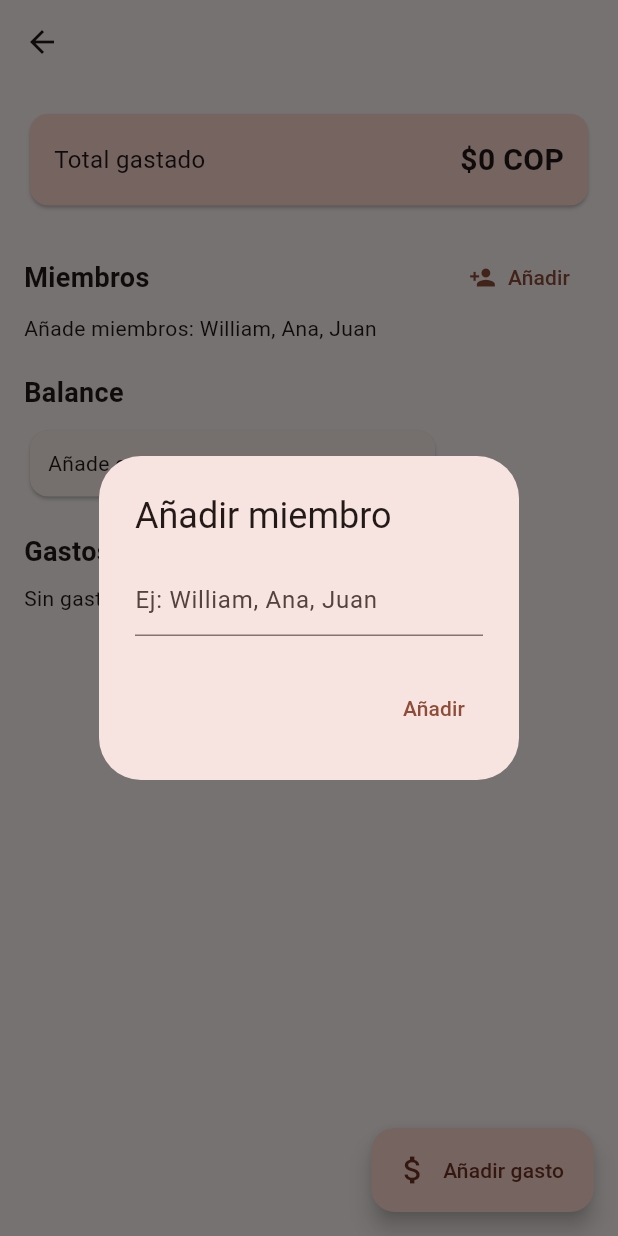
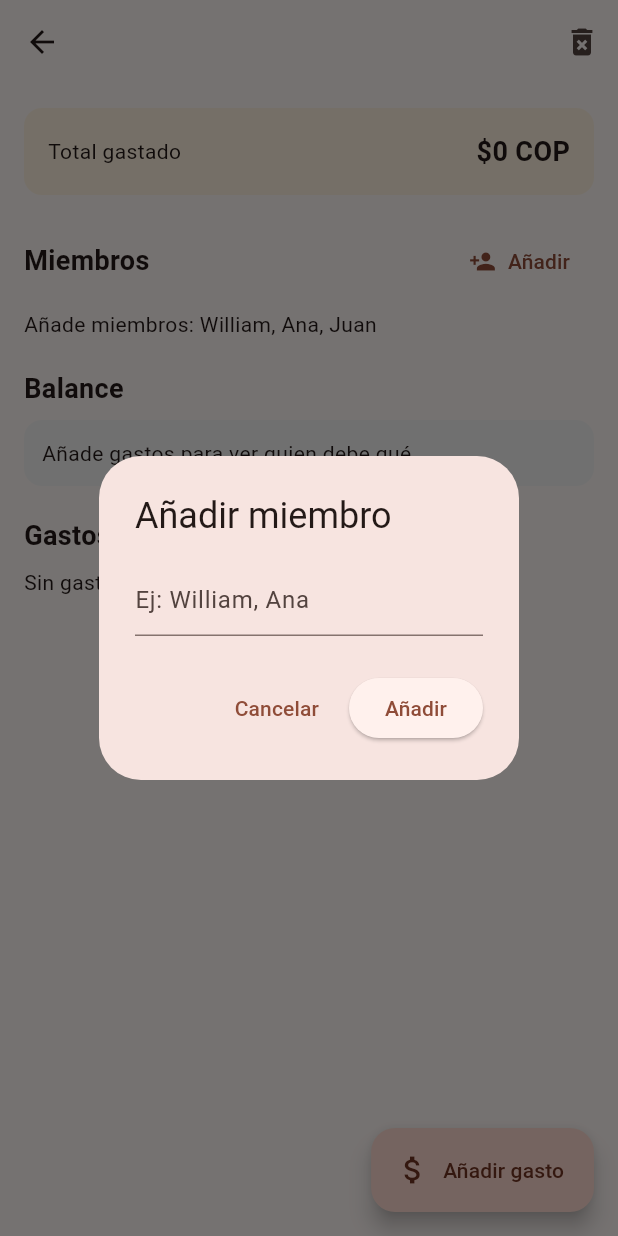
Before and after one commit to willdeviaje/parches, a Flutter app: the DetalleParchePage screen opened directly with empty values, after a tap on "Añadir", on a phone screen of 412 x 824 dp. Run offline on Flutter 3.47's test engine with Material 3 defaults, Android fonts, the phone set to English and light mode, and no system bars; our stand-ins replace supabase_flutter; accounts and stored records are empty.

Commit message:
fix: home, detalle y add_gasto compatibles + validacion duplicados y delete

```diff
--- a/lib/features/parches/view/detalle_parche_page.dart
+++ b/lib/features/parches/view/detalle_parche_page.dart
@@ -1,134 +1,153 @@
 import 'package:flutter/material.dart';
+import 'package:supabase_flutter/supabase_flutter.dart';
 import '../data/parches_repository.dart';
-import '../../gastos/logic/balance_calculator.dart';
 import 'add_gasto_sheet.dart';
 
 class DetalleParchePage extends StatefulWidget {
-  final String parcheId;
-  final String nombre;
-  const DetalleParchePage({super.key, required this.parcheId, required this.nombre});
+  final Map<String, dynamic> parche;
+  const DetalleParchePage({super.key, required this.parche});
+
   @override
   State<DetalleParchePage> createState() => _DetalleParchePageState();
 }
 
 class _DetalleParchePageState extends State<DetalleParchePage> {
-  final repo = ParchesRepository();
+  final _repo = ParchesRepository(Supabase.instance.client);
+  List<Map<String, dynamic>> _miembros = [];
+  List<Map<String, dynamic>> _gastos = [];
+  bool _loading = true;
 
-  Future<void> _addMiembro() async {
+  @override
+  void initState() {
+    super.initState();
+    _cargarTodo();
+  }
+
+  Future<void> _cargarTodo() async {
+    setState(() => _loading = true);
+    final miembros = await _repo.getMiembros(widget.parche['id']);
+    final gastos = await _repo.getGastos(widget.parche['id']);
+    if (mounted) {
+      setState(() {
+        _miembros = miembros;
+        _gastos = gastos;
+        _loading = false;
+      });
+    }
+  }
+
+  Future<void> _mostrarAddMiembro() async {
     final ctrl = TextEditingController();
     final nombre = await showDialog<String>(
       context: context,
-      builder: (_) => AlertDialog(
+      builder: (c) => AlertDialog(
         title: const Text('Añadir miembro'),
-        content: TextField(controller: ctrl, decoration: const InputDecoration(hintText: 'Ej: William, Ana, Juan')),
-        actions: [TextButton(onPressed: () => Navigator.pop(context, ctrl.text), child: const Text('Añadir'))],
+        content: TextField(controller: ctrl, decoration: const InputDecoration(hintText: 'Ej: William, Ana')),
+        actions: [
+          TextButton(onPressed: () => Navigator.pop(c), child: const Text('Cancelar')),
+          ElevatedButton(onPressed: () => Navigator.pop(c, ctrl.text.trim()), child: const Text('Añadir')),
+        ],
       ),
     );
-    if (nombre != null && nombre.isNotEmpty) {
-      await repo.addMiembro(widget.parcheId, nombre);
+    if (nombre == null || nombre.isEmpty) return;
+    try {
+      await _repo.addMiembro(parcheId: widget.parche['id'], nombre: nombre);
+      await _cargarTodo();
+      if (mounted) ScaffoldMessenger.of(context).showSnackBar(SnackBar(content: Text('$nombre añadido')));
+    } catch (e) {
+      if (mounted) ScaffoldMessenger.of(context).showSnackBar(SnackBar(content: Text(e.toString().replaceAll('Exception: ', '')), backgroundColor: Colors.red));
+    }
+  }
+
+  Future<void> _confirmarBorrarMiembro(Map<String, dynamic> m) async {
+    final ok = await showDialog<bool>(context: context, builder: (c) => AlertDialog(title: Text('¿Borrar ${m['nombre']}?'), content: const Text('Se borrará del parche. Sus gastos quedarán.'), actions: [TextButton(onPressed: () => Navigator.pop(c, false), child: const Text('No')), ElevatedButton(onPressed: () => Navigator.pop(c, true), child: const Text('Borrar'))]));
+    if (ok == true) {
+      await _repo.deleteMiembro(m['id']);
+      await _cargarTodo();
+    }
+  }
+
+  Future<void> _confirmarBorrarGasto(Map<String, dynamic> g) async {
+    final ok = await showDialog<bool>(context: context, builder: (c) => AlertDialog(title: const Text('¿Borrar gasto?'), content: Text('${g['descripcion']} - ${g['monto']} ${g['moneda']}'), actions: [TextButton(onPressed: () => Navigator.pop(c, false), child: const Text('No')), ElevatedButton(onPressed: () => Navigator.pop(c, true), child: const Text('Borrar'))]));
+    if (ok == true) {
+      await _repo.deleteGasto(g['id']);
+      await _cargarTodo();
+    }
+  }
+
+  Future<void> _confirmarBorrarParche() async {
+    final ok = await showDialog<bool>(context: context, builder: (c) => AlertDialog(title: const Text('¿Borrar parche?'), content: Text('Se borrará "${widget.parche['nombre']}" y todo lo que contiene. Esta acción no se puede deshacer.'), actions: [TextButton(onPressed: () => Navigator.pop(c, false), child: const Text('Cancelar')), ElevatedButton(style: ElevatedButton.styleFrom(backgroundColor: Colors.red), onPressed: () => Navigator.pop(c, true), child: const Text('Borrar parche'))]));
+    if (ok == true) {
+      await _repo.deleteParche(widget.parche['id']);
+      if (mounted) Navigator.pop(context, true);
     }
   }
 
   @override
   Widget build(BuildContext context) {
+    final total = _gastos.fold<double>(0, (sum, g) => sum + (g['monto'] as num).toDouble());
     return Scaffold(
-      appBar: AppBar(title: Text(widget.nombre)),
-      body: SingleChildScrollView(
-        padding: const EdgeInsets.all(16),
-        child: Column(
-          crossAxisAlignment: CrossAxisAlignment.start,
-          children: [
-            StreamBuilder<List<Map<String, dynamic>>>(
-              stream: repo.watchGastos(widget.parcheId),
-              builder: (context, gastosSnap) {
-                final gastos = gastosSnap.data ?? [];
-                final total = gastos.fold<int>(0, (s, g) => s + (g['monto_cop'] as int));
-                return Card(
-                  color: Theme.of(context).colorScheme.primaryContainer,
-                  child: Padding(
-                    padding: const EdgeInsets.all(16),
-                    child: Row(
-                      mainAxisAlignment: MainAxisAlignment.spaceBetween,
-                      children: [
-                        const Text('Total gastado', style: TextStyle(fontSize: 16)),
-                        Text('\$$total COP', style: const TextStyle(fontSize: 20, fontWeight: FontWeight.bold)),
+      appBar: AppBar(
+        title: Text(widget.parche['nombre']),
+        actions: [
+          IconButton(icon: const Icon(Icons.delete_forever), onPressed: _confirmarBorrarParche),
         ],
       ),
-                  ),
-                );
-              },
+      body: _loading
+          ? const Center(child: CircularProgressIndicator())
+          : RefreshIndicator(
+              onRefresh: _cargarTodo,
+              child: ListView(
+                padding: const EdgeInsets.all(16),
+                children: [
+                  Container(
+                    padding: const EdgeInsets.all(16),
+                    decoration: BoxDecoration(color: Colors.orange.shade50, borderRadius: BorderRadius.circular(12)),
+                    child: Row(mainAxisAlignment: MainAxisAlignment.spaceBetween, children: [const Text('Total gastado'), Text('\$${total.toStringAsFixed(0)} COP', style: const TextStyle(fontWeight: FontWeight.bold, fontSize: 18))]),
                   ),
                   const SizedBox(height: 20),
-            Row(
-              mainAxisAlignment: MainAxisAlignment.spaceBetween,
-              children: [
-                const Text('Miembros', style: TextStyle(fontWeight: FontWeight.bold, fontSize: 18)),
-                TextButton.icon(onPressed: _addMiembro, icon: const Icon(Icons.person_add), label: const Text('Añadir')),
-              ],
-            ),
-            StreamBuilder<List<Map<String, dynamic>>>(
-              stream: repo.watchMiembros(widget.parcheId),
-              builder: (context, snap) {
-                final miembros = snap.data ?? [];
-                if (miembros.isEmpty) return const Text('Añade miembros: William, Ana, Juan');
-                return Wrap(
+                  Row(mainAxisAlignment: MainAxisAlignment.spaceBetween, children: [const Text('Miembros', style: TextStyle(fontSize: 18, fontWeight: FontWeight.bold)), TextButton.icon(onPressed: _mostrarAddMiembro, icon: const Icon(Icons.person_add), label: const Text('Añadir'))]),
+                  const SizedBox(height: 8),
+                  if (_miembros.isEmpty) const Text('Añade miembros: William, Ana, Juan')
+                  else Wrap(
                     spacing: 8,
-                  children: miembros.map((m) => Chip(label: Text(m['nombre']))).toList(),
-                );
-              },
+                    runSpacing: 8,
+                    children: _miembros.map((m) => Chip(label: Text(m['nombre']), deleteIcon: const Icon(Icons.close, size: 18), onDeleted: () => _confirmarBorrarMiembro(m))).toList(),
                   ),
                   const SizedBox(height: 20),
-            const Text('Balance', style: TextStyle(fontWeight: FontWeight.bold, fontSize: 18)),
+                  const Text('Balance', style: TextStyle(fontSize: 18, fontWeight: FontWeight.bold)),
                   const SizedBox(height: 8),
-            StreamBuilder<List<Map<String, dynamic>>>(
-              stream: repo.watchMiembros(widget.parcheId),
-              builder: (context, miembrosSnap) {
-                return StreamBuilder<List<Map<String, dynamic>>>(
-                  stream: repo.watchGastos(widget.parcheId),
-                  builder: (context, gastosSnap) {
-                    final miembros = (miembrosSnap.data ?? []).map((e) => e['nombre'] as String).toList();
-                    final gastos = gastosSnap.data ?? [];
-                    if (miembros.length < 2 || gastos.isEmpty) return const Card(child: Padding(padding: EdgeInsets.all(12), child: Text('Añade gastos para ver quien debe qué')));
-                    final deudas = BalanceCalculator.calcularBalance(miembros: miembros, gastos: gastos);
-                    if (deudas.isEmpty) return const Card(child: Padding(padding: EdgeInsets.all(12), child: Text('¡Todo saldado!')));
-                    return Column(
-                      children: deudas.map((d) => Card(child: ListTile(
-                        leading: const Icon(Icons.arrow_forward),
-                        title: Text('${d.deudor} debe a ${d.acreedor}'),
-                        trailing: Text('\$${d.montoCop}', style: const TextStyle(fontWeight: FontWeight.bold)),
-                      ))).toList(),
-                    );
-                  },
-                );
-              },
+                  Container(
+                    padding: const EdgeInsets.all(12),
+                    decoration: BoxDecoration(color: Colors.grey.shade100, borderRadius: BorderRadius.circular(12)),
+                    child: Text(_gastos.isEmpty ? 'Añade gastos para ver quien debe qué' : 'Balance calculado entre ${_miembros.length} personas'),
                   ),
                   const SizedBox(height: 20),
-            const Text('Gastos', style: TextStyle(fontWeight: FontWeight.bold, fontSize: 18)),
-            StreamBuilder<List<Map<String, dynamic>>>(
-              stream: repo.watchGastos(widget.parcheId),
-              builder: (context, snap) {
-                final gastos = snap.data ?? [];
-                if (gastos.isEmpty) return const Padding(padding: EdgeInsets.only(top:8), child: Text('Sin gastos aún'));
-                return ListView.builder(
-                  shrinkWrap: true,
-                  physics: const NeverScrollableScrollPhysics(),
-                  itemCount: gastos.length,
-                  itemBuilder: (_, i) {
-                    final g = gastos[i];
-                    return ListTile(
+                  const Text('Gastos', style: TextStyle(fontSize: 18, fontWeight: FontWeight.bold)),
+                  const SizedBox(height: 8),
+                  if (_gastos.isEmpty) const Text('Sin gastos aún')
+                  else ..._gastos.map((g) => Card(
+                        child: ListTile(
                           title: Text(g['descripcion']),
-                      subtitle: Text('${g['quien_pago']} • ${g['monto_original']} ${g['moneda']}'),
-                      trailing: Text('\$${g['monto_cop']}'),
-                    );
-                  },
-                );
-              },
+                          subtitle: Text("${g['pagado_por']} • ${g['monto']} ${g['moneda']}"),
+                          trailing: Row(mainAxisSize: MainAxisSize.min, children: [
+                            Text("\$${g['monto']}"),
+                            IconButton(icon: const Icon(Icons.delete_outline), onPressed: () => _confirmarBorrarGasto(g)),
+                          ]),
                         ),
+                      )),
                 ],
               ),
             ),
       floatingActionButton: FloatingActionButton.extended(
-        onPressed: () => showModalBottomSheet(context: context, isScrollControlled: true, builder: (_) => AddGastoSheet(parcheId: widget.parcheId)),
+        onPressed: () async {
+          if (_miembros.isEmpty) {
+            ScaffoldMessenger.of(context).showSnackBar(const SnackBar(content: Text('Primero añade un miembro')));
+            return;
+          }
+          final result = await showModalBottomSheet<bool>(context: context, isScrollControlled: true, builder: (_) => AddGastoSheet(parcheId: widget.parche['id'], miembros: _miembros));
+          if (result == true) await _cargarTodo();
+        },
         label: const Text('Añadir gasto'),
         icon: const Icon(Icons.attach_money),
       ),
```
Also changed, not shown: lib/features/parches/data/parches_repository.dart (+54 -30 lines), lib/features/parches/view/add_gasto_sheet.dart (+64 -50 lines), lib/features/parches/view/home_parches_page.dart (+43 -74 lines), 13 other files. Lines whose indentation alone changed are shown as unchanged.
